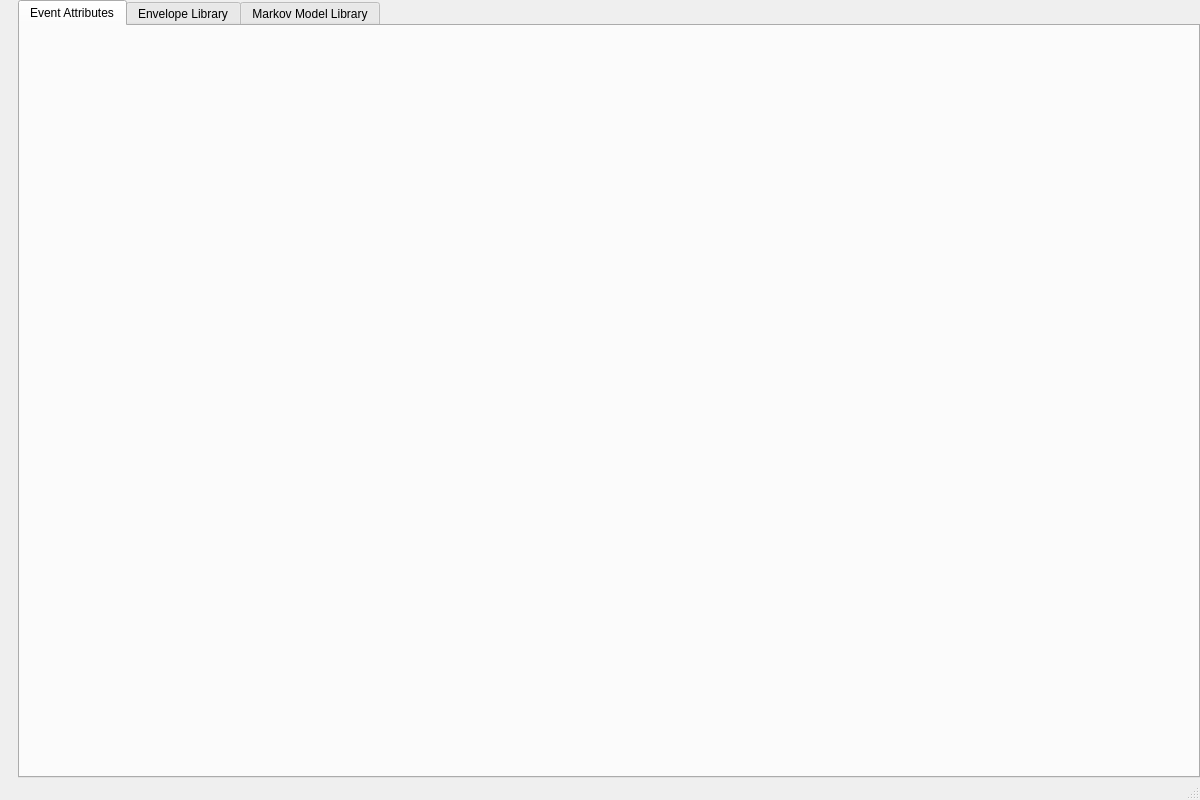
The window that LASSIE/src/UI/mainwindow.ui (passyur/DISSCO-2.2.0) describes before a commit, drawn with Qt 5.
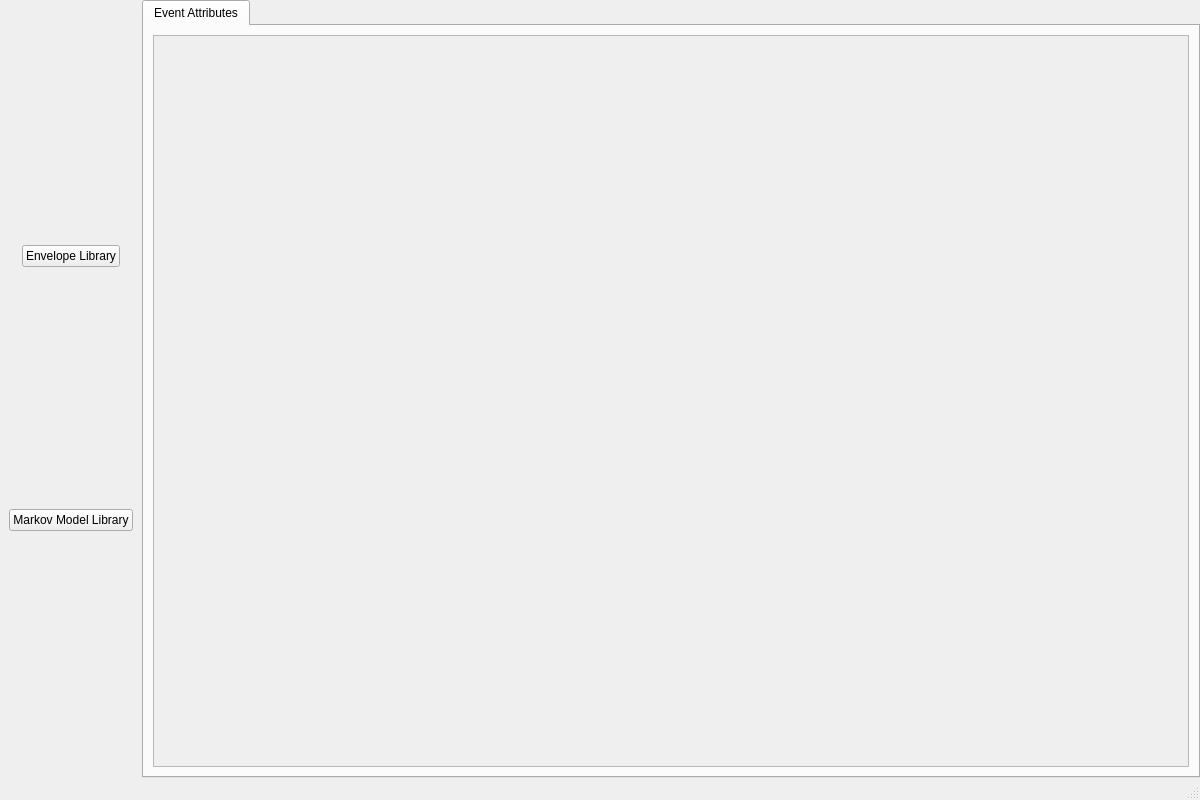
The same window after the commit.

Commit message: Created more event pages

What changed in the file:
```diff
--- a/LASSIE/src/UI/mainwindow.ui
+++ b/LASSIE/src/UI/mainwindow.ui
@@ -32,11 +32,31 @@
     </property>
 
     <item>
-     <widget class="QWidget" name="paletteWidget">
-      <property name="minimumWidth"><number>250</number></property>
-      <property name="maximumWidth"><number>250</number></property>
-      <layout class="QVBoxLayout" name="paletteLayout"/>
-     </widget>
+        <widget class="QWidget" name="paletteWidget">
+            <property name="minimumWidth"><number>250</number></property>
+            <property name="maximumWidth"><number>250</number></property>
+            <layout class="QVBoxLayout" name="paletteLayout">
+
+                <item alignment="Qt::AlignHCenter">
+                <widget class="QPushButton" name="envButton">
+                    <property name="minimumWidth"><number>200</number></property>
+                    <property name="maximumWidth"><number>200</number></property>
+                    <property name="text">
+                        <string>Envelope Library</string>
+                    </property>
+                </widget>
+                </item>
+                <item alignment="Qt::AlignHCenter">
+                <widget class="QPushButton" name="markovButton">
+                    <property name="minimumWidth"><number>200</number></property>
+                    <property name="maximumWidth"><number>200</number></property>
+                    <property name="text">
+                        <string>Markov Model Library</string>
+                    </property>
+                </widget>
+                </item>
+            </layout>
+        </widget>
     </item>
 
     <item>
@@ -53,16 +73,12 @@
        <attribute name="title">
         <string>Event Attributes</string>
        </attribute>
-      </widget>
-      <widget class="QWidget" name="envelopeTab">
-       <attribute name="title">
-        <string>Envelope Library</string>
-       </attribute>
-      </widget>
-      <widget class="QWidget" name="markovTab">
-       <attribute name="title">
-        <string>Markov Model Library</string>
-       </attribute>
+       <layout class="QVBoxLayout" name="eventTablayout">
+            <item>
+                <widget class="QScrollArea" name="eventsScrollArea">
+                </widget>
+            </item>
+       </layout>
       </widget>
      </widget>
     </item>
```
Left out of the diff: 7 changed lines with no effect on the pictures. The commit also changes 6 other files.
